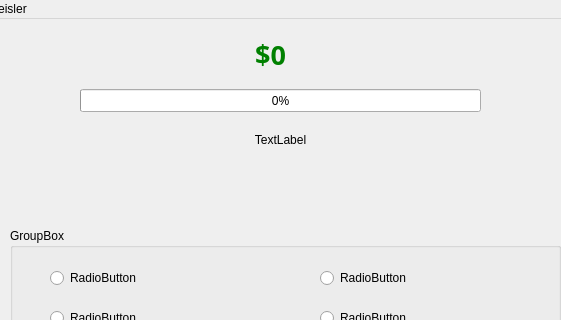
First picture: the form in mainwindow.ui, repository NandhiniRam2005/CS3505-Group-Assignment9-LifeInvestor, before the edit; both pictures show x 110 to 671 and y 0 to 320 of the 800 by 600 pixel window.
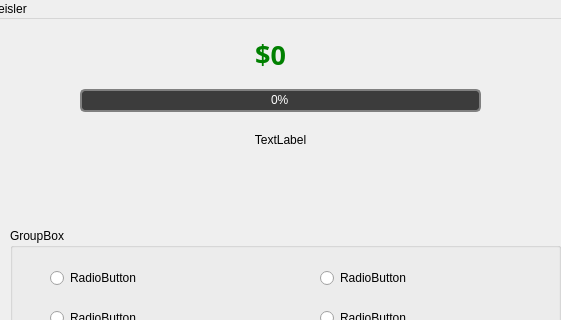
Second picture: the form after the edit. The open tabs and pages were chosen to show the change. Icons and pictures are not drawn.

Commit message: added the progress bar style sheet to ui file

Diff of the .ui file:
```diff
--- a/mainwindow.ui
+++ b/mainwindow.ui
@@ -839,6 +839,10 @@
         <height>23</height>
        </rect>
       </property>
+      <property name="styleSheet">
+       <string notr="true">QProgressBar {border: 2px solid rgb(128, 128, 128); border-radius: 5px; background-color: rgb(60, 60, 60); text-align: center; color: white;}
+        QProgressBar::chunk {background-color: rgb(34, 139, 34); border-radius: 5px;}</string>
+      </property>
       <property name="value">
        <number>0</number>
       </property>
```
Left out of the diff: 2 changed lines with no effect on the pictures. The commit also changes 1 other file.
